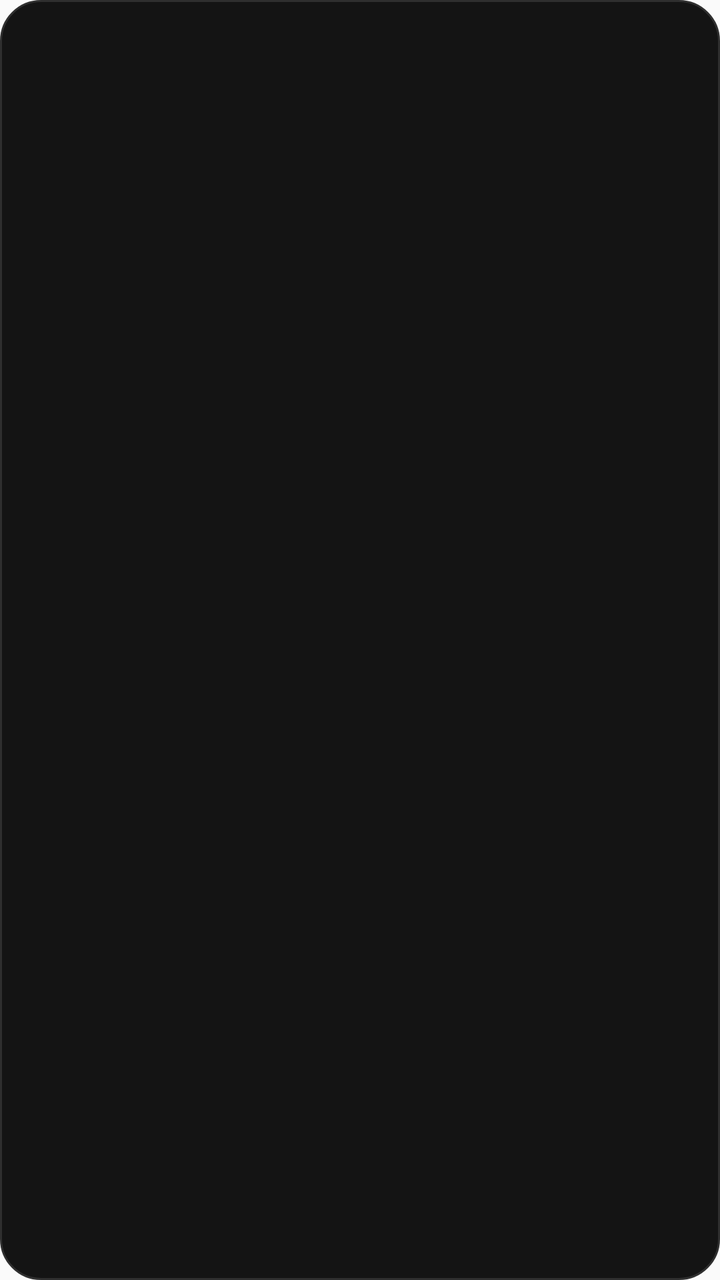
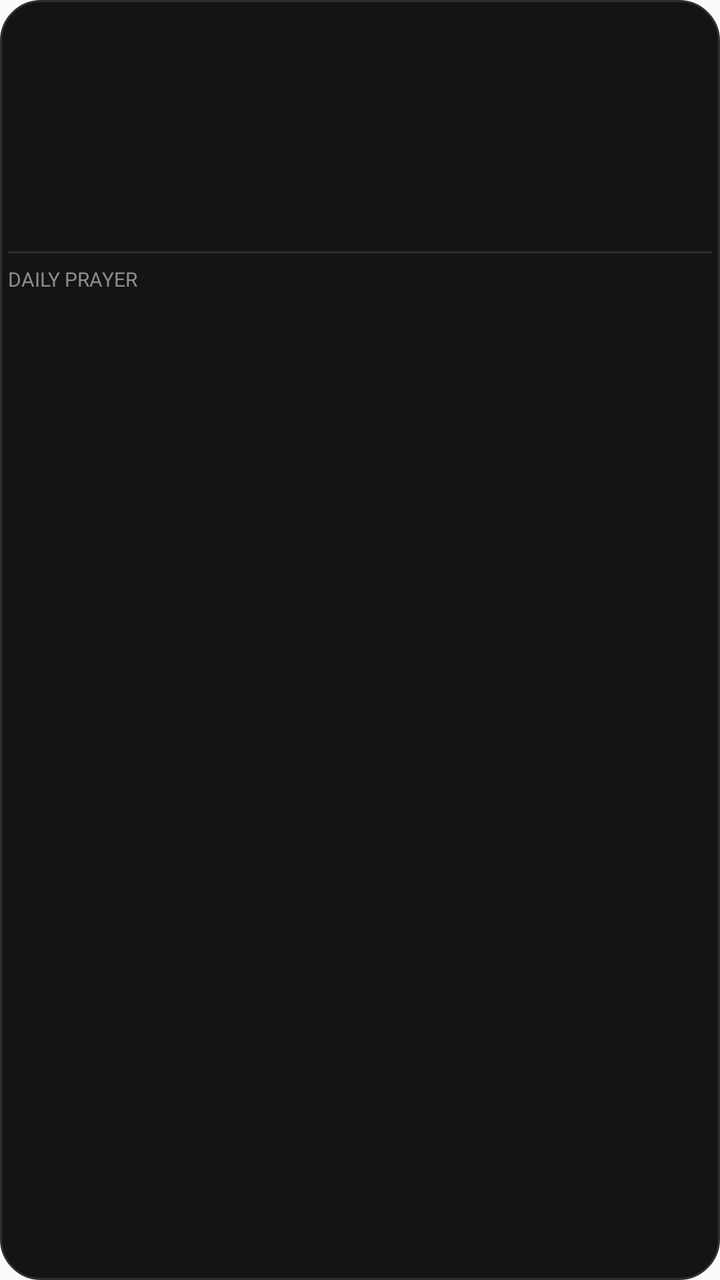

Two renders of the same Android screen: before a commit and after it. Below are the layout's source before the change and the commit's diff.
<!-- AndroidManifest.xml: application theme AppTheme -->
<!-- res/layout/widget_clock.xml -->
<?xml version="1.0" encoding="utf-8"?>
<LinearLayout xmlns:android="http://schemas.android.com/apk/res/android"
    android:id="@+id/widget_root"
    android:layout_width="match_parent"
    android:layout_height="wrap_content"
    android:background="@drawable/widget_bg"
    android:gravity="center_horizontal"
    android:orientation="vertical"
    android:padding="4dp">

    <ImageView
        android:id="@+id/widget_dial"
        android:layout_width="match_parent"
        android:layout_height="wrap_content"
        android:adjustViewBounds="true"
        android:contentDescription="@string/widget_name"
        android:maxHeight="132dp"
        android:minHeight="96dp"
        android:scaleType="fitCenter" />

    <LinearLayout
        android:layout_width="match_parent"
        android:layout_height="wrap_content"
        android:layout_marginTop="2dp"
        android:gravity="center_vertical"
        android:orientation="horizontal">

        <TextView
            android:id="@+id/widget_date"
            android:layout_width="0dp"
            android:layout_height="wrap_content"
            android:layout_weight="1"
            android:ellipsize="end"
            android:gravity="start"
            android:maxLines="2"
            android:textColor="@color/alarm_muted"
            android:textDirection="rtl"
            android:textSize="11sp" />

        <TextView
            android:id="@+id/widget_digital"
            android:layout_width="wrap_content"
            android:layout_height="wrap_content"
            android:layout_marginStart="4dp"
            android:textColor="@color/alarm_text"
            android:textDirection="ltr"
            android:textSize="13sp"
            android:textStyle="bold" />
    </LinearLayout>
</LinearLayout>
<!-- resources referenced by this layout -->
<resources>
  <color name="alarm_muted">#8F8F8A</color>
  <color name="alarm_text">#F4F4F1</color>
  <!-- drawable widget_bg (drawable) -->
  <?xml version="1.0" encoding="utf-8"?>
  <shape xmlns:android="http://schemas.android.com/apk/res/android" android:shape="rectangle">
      <solid android:color="#141414" />
      <corners android:radius="20dp" />
      <stroke android:width="1dp" android:color="#2F2F2F" />
  </shape>
  <string name="widget_name">Asma Clock</string>
  <style name="AppTheme" parent="Theme.AppCompat.Light.DarkActionBar">
          
          <item name="colorPrimary">@color/colorPrimary</item>
          <item name="colorPrimaryDark">@color/colorPrimaryDark</item>
          <item name="colorAccent">@color/colorAccent</item>
      </style>
  <color name="colorPrimary">#141414</color>
  <color name="colorPrimaryDark">#141414</color>
  <color name="colorAccent">#D6DF8C</color>
</resources>

<!-- the commit's change to res/layout/widget_clock.xml (unified diff, before → after) -->
@@ -47,4 +47,42 @@
             android:textSize="13sp"
             android:textStyle="bold" />
     </LinearLayout>
+
+    <View
+        android:layout_width="match_parent"
+        android:layout_height="1dp"
+        android:layout_marginTop="6dp"
+        android:background="#2F2F2F" />
+
+    <TextView
+        android:id="@+id/widget_daily_label"
+        android:layout_width="match_parent"
+        android:layout_height="wrap_content"
+        android:layout_marginTop="6dp"
+        android:text="@string/widget_daily_label"
+        android:textAllCaps="true"
+        android:textColor="@color/alarm_muted"
+        android:textSize="10sp" />
+
+    <TextView
+        android:id="@+id/widget_daily_ar"
+        android:layout_width="match_parent"
+        android:layout_height="wrap_content"
+        android:layout_marginTop="2dp"
+        android:ellipsize="end"
+        android:lineSpacingExtra="2dp"
+        android:maxLines="4"
+        android:textColor="@color/alarm_text"
+        android:textDirection="rtl"
+        android:textSize="13sp" />
+
+    <TextView
+        android:id="@+id/widget_daily_src"
+        android:layout_width="match_parent"
+        android:layout_height="wrap_content"
+        android:layout_marginTop="2dp"
+        android:ellipsize="end"
+        android:maxLines="1"
+        android:textColor="@color/alarm_muted"
+        android:textSize="10sp" />
 </LinearLayout>
<!-- resource entries referenced after the edit -->
@@ -9,6 +9,7 @@
       <corners android:radius="20dp" />
       <stroke android:width="1dp" android:color="#2F2F2F" />
   </shape>
+  <string name="widget_daily_label">Daily prayer</string>
   <string name="widget_name">Asma Clock</string>
   <style name="AppTheme" parent="Theme.AppCompat.Light.DarkActionBar">
           
